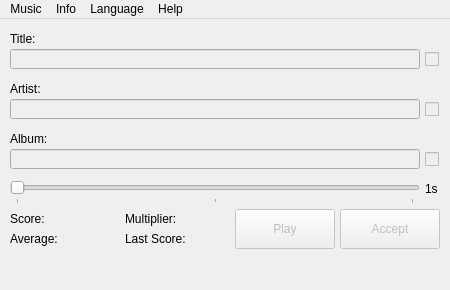
Old version of the form res/musec.ui in the repository Mystler/Musec.
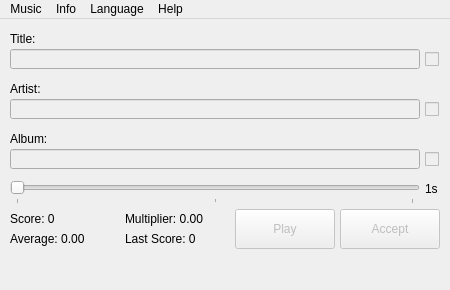
New version of the form. Icons and pictures are not drawn.

Commit message: Move score management to new class This also includes some minor changes to the main class and the initial label values

The edit to the form file:
```diff
--- a/res/musec.ui
+++ b/res/musec.ui
@@ -206,7 +206,7 @@
      </rect>
     </property>
     <property name="text">
-     <string>Score:</string>
+     <string>Score: 0</string>
     </property>
    </widget>
    <widget class="QLineEdit" name="edArtist">
@@ -232,7 +232,7 @@
      </rect>
     </property>
     <property name="text">
-     <string>Average:</string>
+     <string>Average: 0.00</string>
     </property>
    </widget>
    <widget class="QSlider" name="slDifficulty">
@@ -286,7 +286,7 @@
      </rect>
     </property>
     <property name="text">
-     <string>Multiplier:</string>
+     <string>Multiplier: 0.00</string>
     </property>
    </widget>
    <widget class="QLabel" name="lblLast">
@@ -299,7 +299,7 @@
      </rect>
     </property>
     <property name="text">
-     <string>Last Score:</string>
+     <string>Last Score: 0</string>
     </property>
    </widget>
   </widget>
```
The commit also changes 6 other files.
